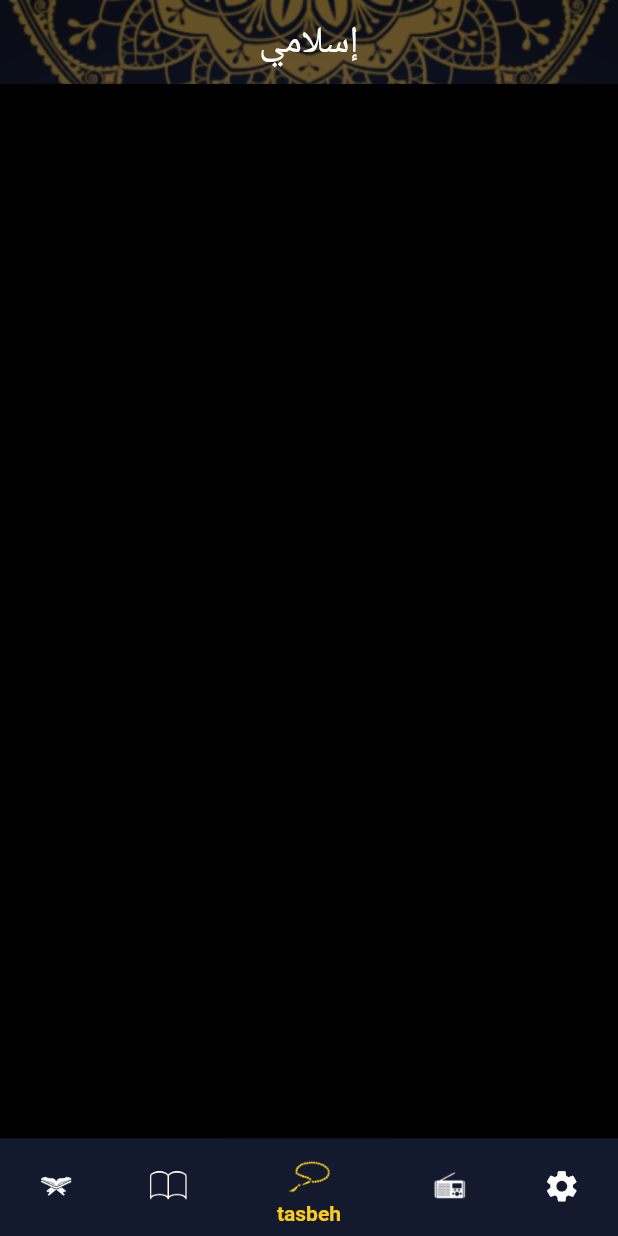
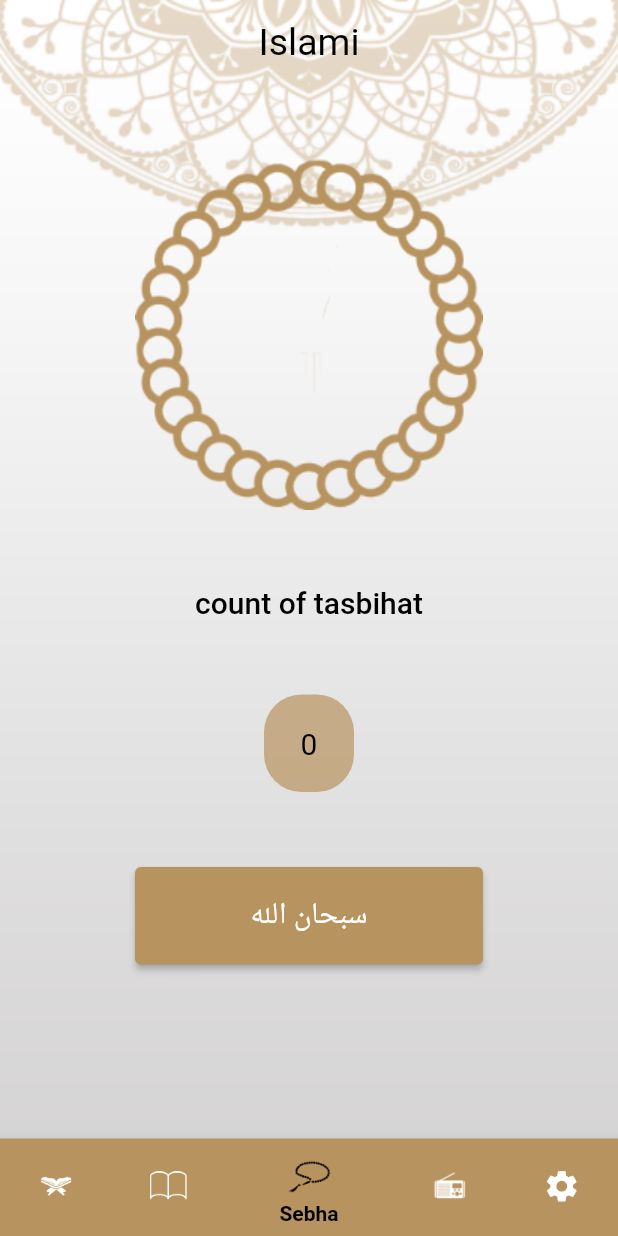
Before and after one commit to muhamednizar/quran-app-flutter, a Flutter app: the screen it shows after launch, item 3 of the bottom bar chosen, on a phone screen of 412 x 824 dp. Run offline on Flutter 3.47's test engine with Material 2 defaults, Android fonts, the light colour scheme and no system bars; generated files the repository leaves out were written again; Roboto replaces fonts that are missing (assets/fonts/ElMessiri-Regular.ttf).

Commit message:
+ local + sebha screen

```diff
--- /dev/null
+++ b/l10n.yaml
@@ -0,0 +1,3 @@
+arb-dir: lib/l10n
+template-arb-file: app_en.arb
+output-localization-file: app_localizations.dart
--- a/lib/config/theme/my_theme.dart
+++ b/lib/config/theme/my_theme.dart
@@ -3,8 +3,12 @@ import 'package:quran_app/core/Utils/colors_manager.dart';
 import 'package:quran_app/core/Utils/fonts_manager.dart';
 
 class MyTheme {
-  static bool isDarkEnabled = true;
+  static bool isDarkEnabled = false;
   static final ThemeData lightTheme = ThemeData(
+      colorScheme: ColorScheme.fromSeed(
+          seedColor: ColorsManager.goldColor,
+          primary: ColorsManager.goldColor,
+          secondary: ColorsManager.goldColor),
       primaryColor: ColorsManager.goldColor,
       scaffoldBackgroundColor: Colors.transparent,
       appBarTheme: AppBarTheme(
@@ -57,6 +61,10 @@ class MyTheme {
       iconTheme: IconThemeData(color: ColorsManager.goldColor, size: 30));
 
   static final ThemeData darkTheme = ThemeData(
+      colorScheme: ColorScheme.fromSeed(
+          seedColor: ColorsManager.goldColor,
+          primary: ColorsManager.darkblue,
+          secondary: Colors.white),
       primaryColor: ColorsManager.darkblue,
       scaffoldBackgroundColor: Colors.transparent,
       appBarTheme: AppBarTheme(
--- a/lib/core/Utils/assets_manager.dart
+++ b/lib/core/Utils/assets_manager.dart
@@ -9,4 +9,5 @@ class AssetsManager {
   static const String lightRadio = 'assets/images/icon_radio.png';
   static const String lightQuranLogo = 'assets/images/quran_screen_logo.png';
   static const String lightHadeethLogo = 'assets/images/hadeth_logo.png';
+  static const String lightsebhaLogo = 'assets/images/body_sebha_light.png';
 }
--- a/lib/my_app/my_app.dart
+++ b/lib/my_app/my_app.dart
@@ -1,4 +1,6 @@
 import 'package:flutter/material.dart';
+import 'package:flutter_gen/gen_l10n/app_localizations.dart';
+import 'package:flutter_localizations/flutter_localizations.dart';
 import 'package:quran_app/config/theme/my_theme.dart';
 import 'package:quran_app/core/Utils/routes_manager.dart';
 import 'package:quran_app/presentation/Home/splash_screen.dart';
@@ -13,6 +15,17 @@ class MyApp extends StatelessWidget {
   @override
   Widget build(BuildContext context) {
     return MaterialApp(
+      localizationsDelegates: [
+        AppLocalizations.delegate,
+        GlobalMaterialLocalizations.delegate,
+        GlobalWidgetsLocalizations.delegate,
+        GlobalCupertinoLocalizations.delegate,
+      ],
+      supportedLocales: [
+        Locale('en'), // English
+        Locale('ar'), // arabic
+      ],
+      locale: Locale('en'),
       routes: {
         RoutesManager.homeRoute: (_) => HomeScreen(),
         RoutesManager.splashRoute: (_) => SplashScreen(),
@@ -22,7 +35,7 @@ class MyApp extends StatelessWidget {
       initialRoute: RoutesManager.splashRoute,
       theme: MyTheme.lightTheme,
       darkTheme: MyTheme.darkTheme,
-      themeMode: ThemeMode.dark,
+      themeMode: ThemeMode.light,
     );
   }
 }
--- a/lib/presentation/Home/home_screen.dart
+++ b/lib/presentation/Home/home_screen.dart
@@ -1,7 +1,7 @@
 import 'package:flutter/material.dart';
+import 'package:flutter_gen/gen_l10n/app_localizations.dart';
 import 'package:quran_app/config/theme/my_theme.dart';
 import 'package:quran_app/core/Utils/assets_manager.dart';
-import 'package:quran_app/core/Utils/strings_manager.dart';
 import 'package:quran_app/presentation/Home/tabs/hadith_tab/hadith_tab.dart';
 import 'package:quran_app/presentation/Home/tabs/quran_tab/quran_tab.dart';
 import 'package:quran_app/presentation/Home/tabs/radio_tab/radio_tab.dart';
@@ -36,7 +36,7 @@ class _HomeScreenState extends State<HomeScreen> {
                   : AssetsManager.lightMainBg),
               fit: BoxFit.fill)),
       child: Scaffold(
-        appBar: AppBar(title: const Text(StringManager.appTitle)),
+        appBar: AppBar(title: Text(AppLocalizations.of(context)!.appTitle)),
         bottomNavigationBar: Theme(
           data: Theme.of(context)
               .copyWith(canvasColor: Theme.of(context).primaryColor),
@@ -47,34 +47,34 @@ class _HomeScreenState extends State<HomeScreen> {
               });
             },
             currentIndex: selectedIndex,
-            items: const [
+            items: [
               BottomNavigationBarItem(
                 icon: ImageIcon(
                   AssetImage(
                     AssetsManager.lightQuranIcon,
                   ),
                 ),
-                label: StringManager.quranLabel,
+                label: AppLocalizations.of(context)!.quranTab,
               ),
               BottomNavigationBarItem(
                 icon: ImageIcon(
                   AssetImage(AssetsManager.lightHadeth),
                 ),
-                label: StringManager.hadithLabel,
+                label: AppLocalizations.of(context)!.hadithTab,
               ),
               BottomNavigationBarItem(
                 icon: ImageIcon(
                   AssetImage(AssetsManager.lightSebha),
                 ),
-                label: StringManager.tasbehLabel,
+                label: AppLocalizations.of(context)!.sebhaTab,
               ),
               BottomNavigationBarItem(
-                  label: StringManager.radioLabel,
+                  label: AppLocalizations.of(context)!.radioTab,
                   icon: ImageIcon(
                     AssetImage(AssetsManager.lightRadio),
                   )),
               BottomNavigationBarItem(
-                label: StringManager.settingsLabel,
+                label: AppLocalizations.of(context)!.settingsTab,
                 icon: Icon(Icons.settings),
               ),
             ],
--- a/lib/presentation/Home/tabs/hadith_tab/Widgets/hadith_tab_title.dart
+++ b/lib/presentation/Home/tabs/hadith_tab/Widgets/hadith_tab_title.dart
@@ -1,6 +1,5 @@
 import 'package:flutter/material.dart';
-
-import '../../../../../core/Utils/strings_manager.dart';
+import 'package:flutter_gen/gen_l10n/app_localizations.dart';
 
 class HadithTabTitle extends StatelessWidget {
   const HadithTabTitle({super.key});
@@ -15,7 +14,7 @@ class HadithTabTitle extends StatelessWidget {
               horizontal:
                   BorderSide(color: Theme.of(context).dividerColor, width: 3))),
       child: Text(
-        StringManager.hadithTabTitle,
+        AppLocalizations.of(context)!.hadith,
         style: Theme.of(context).textTheme.bodySmall,
       ),
     );
--- a/lib/presentation/Home/tabs/quran_tab/quran-widgets/quran_title_widget/quran_title_widget.dart
+++ b/lib/presentation/Home/tabs/quran_tab/quran-widgets/quran_title_widget/quran_title_widget.dart
@@ -32,7 +32,7 @@ class QuranTitleWidget extends StatelessWidget {
             )),
             Expanded(
                 child: VerticalDivider(
-              color: Theme.of(context).primaryColor,
+              color: Theme.of(context).dividerColor,
               width: 3,
               thickness: 3,
             )),
--- a/lib/presentation/Home/tabs/quran_tab/quran_tab.dart
+++ b/lib/presentation/Home/tabs/quran_tab/quran_tab.dart
@@ -254,7 +254,7 @@ class QuranTab extends StatelessWidget {
                 separatorBuilder: (context, index) => Container(
                   width: double.infinity,
                   height: 3,
-                  color: Theme.of(context).primaryColor,
+                  color: Theme.of(context).dividerColor,
                 ),
                 itemBuilder: (context, index) => QuranTitleWidget(
                   SuraTitle: suraNames[index],
--- a/lib/presentation/Home/tabs/tasbih_tab/tasbih_tab.dart
+++ b/lib/presentation/Home/tabs/tasbih_tab/tasbih_tab.dart
@@ -1,12 +1,73 @@
 import 'package:flutter/material.dart';
+import 'package:flutter_gen/gen_l10n/app_localizations.dart';
+import 'package:quran_app/core/Utils/assets_manager.dart';
 
-class TasbihTab extends StatelessWidget {
-  const TasbihTab({super.key});
+class TasbihTab extends StatefulWidget {
+  TasbihTab({super.key});
+
+  @override
+  State<TasbihTab> createState() => _TasbihTabState();
+}
+
+class _TasbihTabState extends State<TasbihTab> {
+  int TasbihCounter = 0;
 
   @override
   Widget build(BuildContext context) {
     return Container(
-      color: Colors.black,
+      alignment: Alignment.center,
+      child: Column(
+        children: [
+          SizedBox(
+            height: 50,
+          ),
+          Image.asset(AssetsManager.lightsebhaLogo),
+          SizedBox(
+            height: 50,
+          ),
+          Text(
+            AppLocalizations.of(context)!.tasbihCount,
+            style: TextStyle(
+                color: Colors.black, fontSize: 20, fontWeight: FontWeight.w500),
+          ),
+          SizedBox(
+            height: 50,
+          ),
+          Container(
+            alignment: Alignment.center,
+            width: 60,
+            height: 65,
+            decoration: BoxDecoration(
+                borderRadius: BorderRadius.circular(25),
+                color: Color.fromRGBO(183, 147, 95, .7)),
+            child: Text(
+              '$TasbihCounter',
+              style: Theme.of(context).textTheme.bodyLarge,
+            ),
+          ),
+          SizedBox(
+            height: 50,
+          ),
+          ElevatedButton(
+            onPressed: () {
+              setState(() {
+                TasbihCounter++;
+              });
+              print(TasbihCounter);
+            },
+            child: Container(
+              alignment: Alignment.center,
+              width: 200,
+              height: 65,
+              child: Text('سبحان الله',
+                  style: Theme.of(context)
+                      .textTheme
+                      .bodyLarge
+                      ?.copyWith(color: Colors.white)),
+            ),
+          )
+        ],
+      ),
     );
   }
 }
--- a/pubspec.yaml
+++ b/pubspec.yaml
@@ -29,12 +29,16 @@ environment:
 # versions available, run `flutter pub outdated`.
 dependencies:
   flutter:
+
     sdk: flutter
 
 
   # The following adds the Cupertino Icons font to your application.
   # Use with the CupertinoIcons class for iOS style icons.
   cupertino_icons: ^1.0.2
+  flutter_localizations:
+    sdk: flutter
+  intl: any
 
 dev_dependencies:
   flutter_test:
@@ -56,6 +60,7 @@ flutter:
   # The following line ensures that the Material Icons font is
   # included with your application, so that you can use the icons in
   # the material Icons class.
+  generate: true # Add this line
   uses-material-design: true
 
   # To add assets to your application, add an assets section, like this:
```
Also changed, not shown: lib/l10n/app_ar.arb (added, +18 -0 lines), lib/l10n/app_en.arb (added, +18 -0 lines), lib/presentation/Home/tabs/quran_tab/quran-widgets/quran_title_widget/chapter_name_widget.dart (+5 -4 lines), lib/presentation/Home/tabs/settings_tab/Widget/language_button_sheet.dart (+29 -19 lines), lib/presentation/Home/tabs/settings_tab/Widget/theme_button_sheet.dart (+29 -19 lines), lib/presentation/Home/tabs/settings_tab/setting_tab.dart (+11 -8 lines), assets/images/body_sebha_dark.png (added), assets/images/body_sebha_light.png (added), pubspec.lock. Lines whose indentation alone changed are shown as unchanged.
